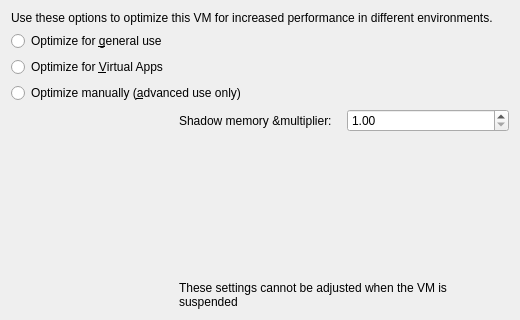
The window that src/xenadmin-ui/settingspanels/vmadvancededitpage.ui (benapetr/XenAdminQt) describes before a commit, drawn with Qt 5.
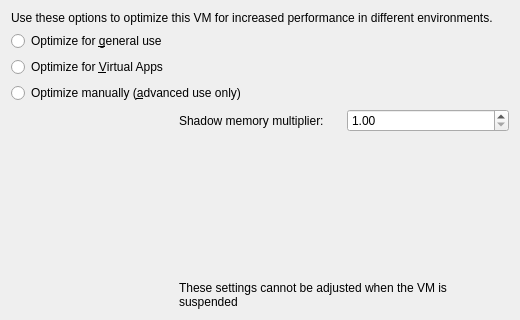
The same window after the commit. Icons and pictures are not drawn.

What changed in the file:
```diff
--- a/src/xenadmin-ui/settingspanels/vmadvancededitpage.ui
+++ b/src/xenadmin-ui/settingspanels/vmadvancededitpage.ui
@@ -77,7 +77,7 @@
    <item row="4" column="1">
     <widget class="QLabel" name="labelShadowMultiplier">
      <property name="text">
-      <string>Shadow memory &amp;multiplier:</string>
+      <string>Shadow memory multiplier:</string>
      </property>
     </widget>
    </item>
```
